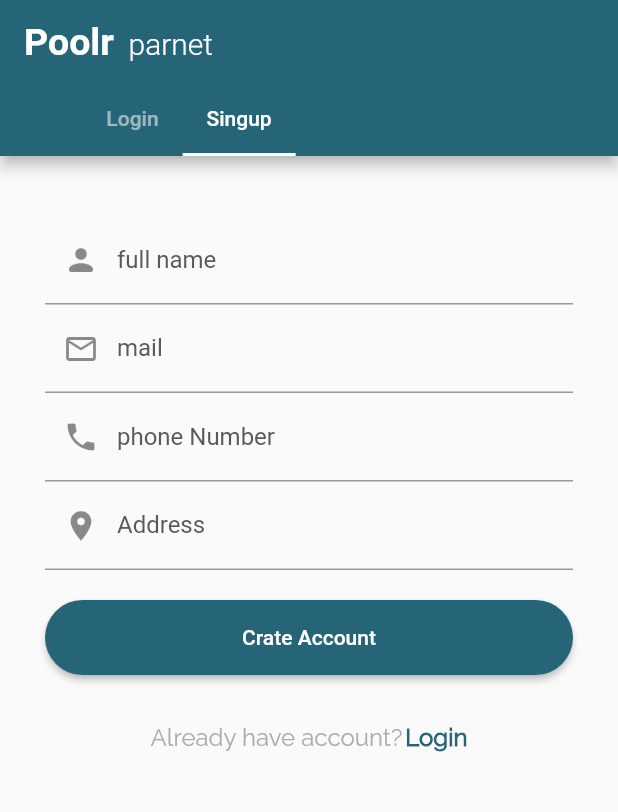
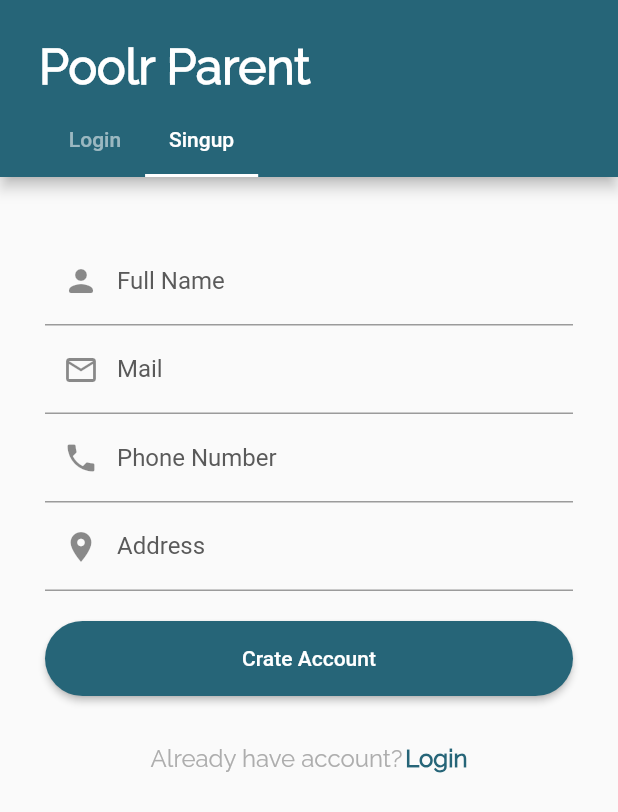
Before and after one commit to mann0710/pooler, a Flutter app: the screen it shows after launch, on a phone screen of 412 x 824 dp. Shown: the top 812 px of the screen. Run offline on Flutter 3.47's test engine with Material 2 defaults, Android fonts, the phone set to English and light mode, and no system bars; our stand-ins replace flutter_svg, pinput; project files that could hold a hidden picture were left out.

Commit message:
1st commit

```diff
--- a/lib/screen/login_page.dart
+++ b/lib/screen/login_page.dart
@@ -31,19 +31,20 @@ class _LoginPageState extends State<LoginPage> {
                     'Welcome back!',
                     style: TextStyle(
                         fontSize: 24,
-                        fontWeight: FontWeight.w500,
-                        color: Color(0xff5A5A5A)),
+                      fontFamily: 'Raleway',
+                      color: Color(0xff5A5A5A)),
                   ),
                   const SizedBox(
                     height: 10,
                   ),
                   Text(
                     'Enter your phone number to recieve a verification code to login',
-                    style: const TextStyle(
-                        fontSize: 16,
-                        fontWeight: FontWeight.normal,
-                        color: Color(0xff5A5A5A)),
-                  ),
+                  style: const TextStyle(
+                      fontSize: 16,
+                      // fontWeight: FontWeight.normal,
+                      color: Color(0xff5A5A5A),
+                      fontFamily: 'Raleway'),
+                ),
                   const SizedBox(height: 50),
                   TextFormField(
                     controller: numberController,
--- a/lib/screen/sing_up.dart
+++ b/lib/screen/sing_up.dart
@@ -27,7 +27,7 @@ class _SingUpState extends State<SingUp> {
                     Icons.person_rounded,
                   ),
                   label: Text(
-                    'full name',
+                    'Full Name',
                     style: TextStyle(
                       color: Color(0xff5A5A5A),
                     ),
@@ -43,7 +43,7 @@ class _SingUpState extends State<SingUp> {
                     Icons.mail_outlined,
                   ),
                   label: Text(
-                    'mail',
+                    'Mail',
                     style: TextStyle(
                       color: Color(0xff5A5A5A),
                     ),
@@ -59,7 +59,7 @@ class _SingUpState extends State<SingUp> {
                     Icons.phone,
                   ),
                   label: Text(
-                    'phone Number',
+                    'Phone Number',
                     style: TextStyle(
                       color: Color(0xff5A5A5A),
                     ),
--- a/lib/screen/tab_bar.dart
+++ b/lib/screen/tab_bar.dart
@@ -19,9 +19,10 @@ class _TabBarPageState extends State<TabBarPage> {
       length: 2,
       child: Scaffold(
         appBar: AppBar(
-          backgroundColor: const Color(0xff266578),
+          toolbarHeight: 70,
+          backgroundColor: Color(0xff266578),
           bottom: TabBar(
-            padding: EdgeInsets.only(right: 160),
+            padding: EdgeInsets.only(right: 210),
             isScrollable: true,
             unselectedLabelColor: Colors.white54,
             indicatorColor: Colors.white,
@@ -35,16 +36,22 @@ class _TabBarPageState extends State<TabBarPage> {
             ],
           ),
           automaticallyImplyLeading: false,
-          title: RichText(
+          title: Padding(
+            padding: const EdgeInsets.only(left: 10, top: 20),
+            child: RichText(
               text: const TextSpan(
                 text: 'Poolr',
-              style: TextStyle(fontWeight: FontWeight.bold, fontSize: 25),
+                style: TextStyle(
+                    fontWeight: FontWeight.w900,
+                    fontSize: 32,
+                    fontFamily: 'Raleway'),
                 children: [
                   TextSpan(
-                  text: '  ' + 'parnet',
-                  style: TextStyle(fontWeight: FontWeight.w300, fontSize: 20),
+                    text: ' ' + 'Parent',
+                    style: TextStyle(fontSize: 32, fontFamily: 'Raleway'),
                   ),
                 ],
+              ),
             ),
           ),
         ),
```
Lines whose indentation alone changed are shown as unchanged.
